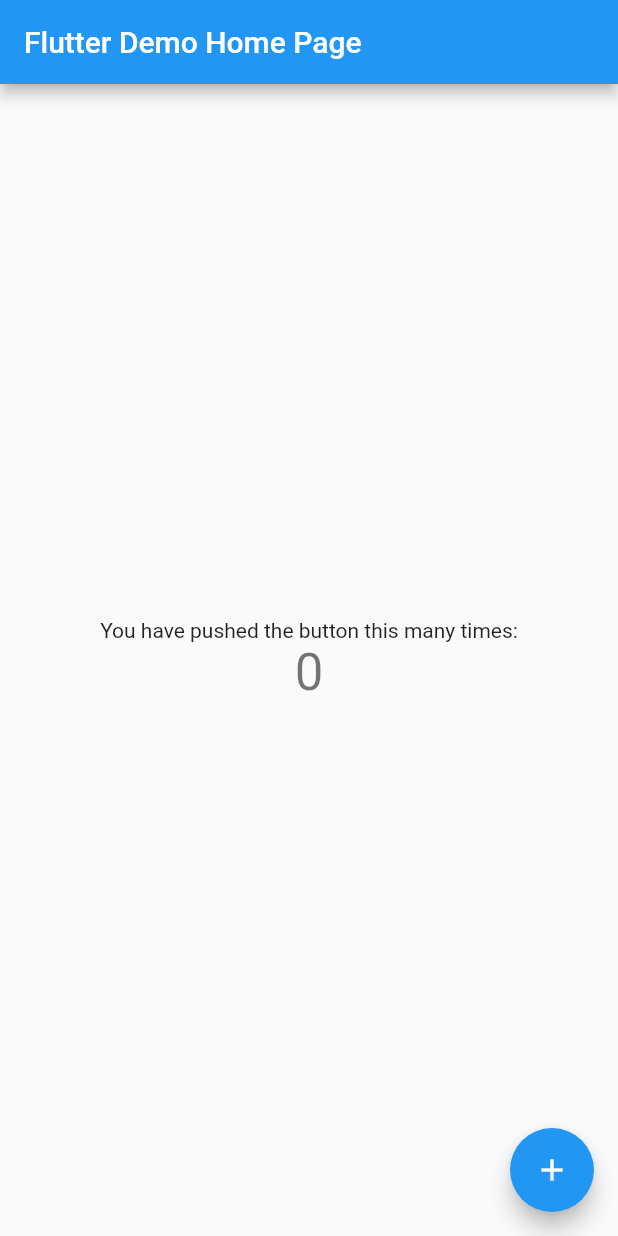
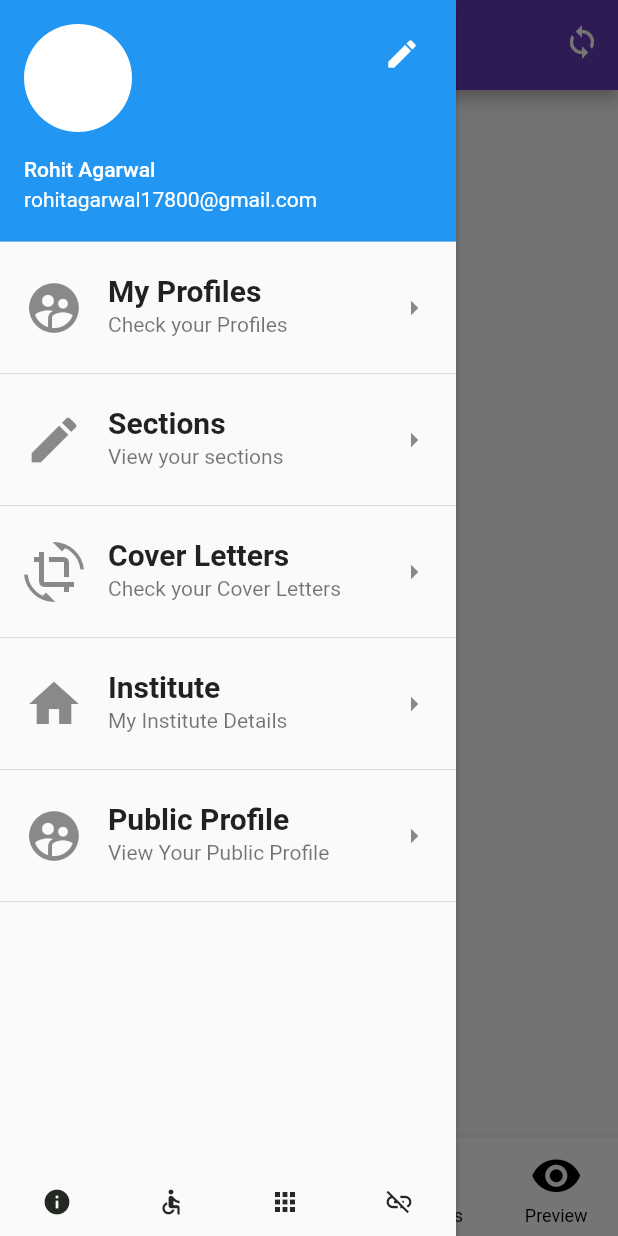
Before and after one commit to chocovish/cvdragon-backup, a Flutter app: the screen it shows after launch, with the side drawer open (before the commit the screen has no drawer), on a phone screen of 412 x 824 dp. Run offline on Flutter 3.47's test engine with Material 2 defaults, Android fonts, the phone set to English and light mode, and no system bars; missing offline and left inert: flutter_circular_chart.

Commit message:
project vr1.2

```diff
--- /dev/null
+++ b/Development/cvdragonapp_v1/lib/bottombar_home.dart
@@ -0,0 +1,63 @@
+import 'package:cvdragonapp_v1/rightpreviewpane.dart';
+import 'package:flutter/material.dart';
+import './main.dart';
+import './bottombar_home.dart';
+class BottomBar extends StatefulWidget{
+  final Function pressed;
+  BottomBar(this.pressed);
+  State<StatefulWidget> createState() {
+    // TODO: implement createState
+    return _BottomBar(pressed);
+  }
+}
+
+class _BottomBar extends State <BottomBar>{
+  final Function pressed;
+  _BottomBar(this.pressed);
+  int _selectedIndex=2;
+  void _onItemTapped(int index) {
+  setState(() {
+    _selectedIndex = index;
+    pressed('Home Pressed');
+  });
+}
+  @override
+  Widget build(BuildContext context) {
+    // TODO: implement build
+    return  BottomNavigationBar(
+      iconSize: 35.0,
+      type: BottomNavigationBarType.fixed,
+      items: const <BottomNavigationBarItem>[
+        BottomNavigationBarItem(
+          icon: Icon(Icons.import_contacts),
+          title: Text('Knowledge'),
+        ),
+        BottomNavigationBarItem(
+          icon: Icon(Icons.mode_edit),
+          title: Text('Sections'),
+        ),
+        BottomNavigationBarItem(
+          icon: Icon(Icons.home),
+          title: Text('Home'),
+        ),
+         BottomNavigationBarItem(
+          icon: Icon(Icons.swap_vert),
+          title: Text('Profiles'),
+        ),
+         BottomNavigationBarItem(
+          icon: Icon(Icons.visibility),
+          title: Text('Preview'),
+        ),
+      ],
+      currentIndex: _selectedIndex,
+      selectedItemColor: Color(0xff232882),
+      backgroundColor: Colors.white,
+      showSelectedLabels: true,
+      showUnselectedLabels: true,
+      unselectedItemColor: Colors.black,
+       onTap: _onItemTapped,
+
+    );
+  }
+
+}
--- /dev/null
+++ b/Development/cvdragonapp_v1/lib/circularprogress.dart
@@ -0,0 +1 @@
+import 'package:flutter_circular_chart/flutter_circular_chart.dart';
--- a/Development/cvdragonapp_v1/lib/main.dart
+++ b/Development/cvdragonapp_v1/lib/main.dart
@@ -1,111 +1,40 @@
 import 'package:flutter/material.dart';
-
+import 'package:flutter/services.dart';
+import './topmenu.dart';
+import './bottombar_home.dart';
+import './sidemenu.dart';
+import './rightpreviewpane.dart';
 void main() => runApp(MyApp());
 
-class MyApp extends StatelessWidget {
+class MyApp extends StatefulWidget {
+
   // This widget is the root of your application.
   @override
+  State<StatefulWidget> createState() {
+    // TODO: implement createState
+    return _MyApp();
+  }
+}
+class _MyApp extends State<MyApp>{
+  var hometext="Home";
+  void _bottompressed(String t){
+     setState(() {
+      hometext=t;
+     });
+   }
   Widget build(BuildContext context) {
+    SystemChrome.setEnabledSystemUIOverlays([]);
+
     return MaterialApp(
-      title: 'Flutter Demo',
       theme: ThemeData(
-        // This is the theme of your application.
-        //
-        // Try running your application with "flutter run". You'll see the
-        // application has a blue toolbar. Then, without quitting the app, try
-        // changing the primarySwatch below to Colors.green and then invoke
-        // "hot reload" (press "r" in the console where you ran "flutter run",
-        // or simply save your changes to "hot reload" in a Flutter IDE).
-        // Notice that the counter didn't reset back to zero; the application
-        // is not restarted.
-        primarySwatch: Colors.blue,
+        primaryColor: Colors.deepPurple,
       ),
-      home: MyHomePage(title: 'Flutter Demo Home Page'),
+      home:Scaffold(appBar: TopMenuBar(),
+        bottomNavigationBar: BottomBar(_bottompressed),
+        drawer: SideMenu(),
+        body: Center(child: Text(hometext,style: TextStyle(fontSize: 50.0),)),
+        endDrawer: PreviewPane(),
+      )
     );
   }
 }
-
-class MyHomePage extends StatefulWidget {
-  MyHomePage({Key key, this.title}) : super(key: key);
-
-  // This widget is the home page of your application. It is stateful, meaning
-  // that it has a State object (defined below) that contains fields that affect
-  // how it looks.
-
-  // This class is the configuration for the state. It holds the values (in this
-  // case the title) provided by the parent (in this case the App widget) and
-  // used by the build method of the State. Fields in a Widget subclass are
-  // always marked "final".
-
-  final String title;
-
-  @override
-  _MyHomePageState createState() => _MyHomePageState();
-}
-
-class _MyHomePageState extends State<MyHomePage> {
-  int _counter = 0;
-
-  void _incrementCounter() {
-    setState(() {
-      // This call to setState tells the Flutter framework that something has
-      // changed in this State, which causes it to rerun the build method below
-      // so that the display can reflect the updated values. If we changed
-      // _counter without calling setState(), then the build method would not be
-      // called again, and so nothing would appear to happen.
-      _counter++;
-    });
-  }
-
-  @override
-  Widget build(BuildContext context) {
-    // This method is rerun every time setState is called, for instance as done
-    // by the _incrementCounter method above.
-    //
-    // The Flutter framework has been optimized to make rerunning build methods
-    // fast, so that you can just rebuild anything that needs updating rather
-    // than having to individually change instances of widgets.
-    return Scaffold(
-      appBar: AppBar(
-        // Here we take the value from the MyHomePage object that was created by
-        // the App.build method, and use it to set our appbar title.
-        title: Text(widget.title),
-      ),
-      body: Center(
-        // Center is a layout widget. It takes a single child and positions it
-        // in the middle of the parent.
-        child: Column(
-          // Column is also layout widget. It takes a list of children and
-          // arranges them vertically. By default, it sizes itself to fit its
-          // children horizontally, and tries to be as tall as its parent.
-          //
-          // Invoke "debug painting" (press "p" in the console, choose the
-          // "Toggle Debug Paint" action from the Flutter Inspector in Android
-          // Studio, or the "Toggle Debug Paint" command in Visual Studio Code)
-          // to see the wireframe for each widget.
-          //
-          // Column has various properties to control how it sizes itself and
-          // how it positions its children. Here we use mainAxisAlignment to
-          // center the children vertically; the main axis here is the vertical
-          // axis because Columns are vertical (the cross axis would be
-          // horizontal).
-          mainAxisAlignment: MainAxisAlignment.center,
-          children: <Widget>[
-            Text(
-              'You have pushed the button this many times:',
-            ),
-            Text(
-              '$_counter',
-              style: Theme.of(context).textTheme.display1,
-            ),
-          ],
-        ),
-      ),
-      floatingActionButton: FloatingActionButton(
-        onPressed: _incrementCounter,
-        tooltip: 'Increment',
-        child: Icon(Icons.add),
-      ), // This trailing comma makes auto-formatting nicer for build methods.
-    );
-  }
-}
--- /dev/null
+++ b/Development/cvdragonapp_v1/lib/sidemenu.dart
@@ -0,0 +1,109 @@
+import 'package:flutter/material.dart';
+import './myprofiles.dart';
+import './coverletters.dart';
+import './institute.dart';
+import './publicprofile.dart';
+import './sections.dart';
+class SideMenu extends StatefulWidget {
+  @override
+  State<StatefulWidget> createState() {
+    // TODO: implement createState
+    return _SideMenu();
+  }
+}
+//create a list for the list items
+class _SideMenu extends State<SideMenu> {
+  @override
+  Widget build(BuildContext context) {
+    // TODO: implement build
+    return Drawer(
+      elevation: 2,
+      child: ListView(
+        children: <Widget>[
+          Row(children: <Widget>[],),
+          UserAccountsDrawerHeader(
+            accountName: Text("Rohit Agarwal"),
+            accountEmail: Text("rohitagarwal17800@gmail.com"),
+            currentAccountPicture: CircleAvatar(backgroundColor: Colors.white,),
+            otherAccountsPictures: <Widget>[Icon(Icons.edit,color: Colors.white,)],
+            ),
+          ListTile(
+            title: Text('My Profiles',style: TextStyle(fontWeight: FontWeight.bold,fontSize: 20.0)),
+            leading: Icon(Icons.supervised_user_circle,size: 40,),
+            subtitle: Text('Check your Profiles'),
+            trailing: Icon(Icons.arrow_right),
+            onTap: (){
+              setState(() {
+
+              Navigator.pop(context);
+              Navigator.pop(context);
+              Navigator.push(context, MaterialPageRoute(builder: (context) =>  MyProfiles()));
+              });
+
+
+            },
+          ),
+          Divider(),
+          ListTile(
+            title: Text('Sections',style: TextStyle(fontWeight: FontWeight.bold,fontSize: 20.0)),
+            leading: Icon(Icons.edit,size: 40,),
+            subtitle: Text('View your sections'),
+            trailing: Icon(Icons.arrow_right),
+            onTap: (){
+              Navigator.pop(context);
+              Navigator.pop(context);
+              Navigator.push(context, MaterialPageRoute(builder: (context) =>  Sections()));
+
+            },
+          ),
+          Divider(),
+          ListTile(
+            title: Text('Cover Letters',style: TextStyle(fontWeight: FontWeight.bold,fontSize: 20.0)),
+            leading: Icon(Icons.crop_rotate,size: 40,),
+            subtitle: Text('Check your Cover Letters'),
+            trailing: Icon(Icons.arrow_right),
+            onTap: (){
+              Navigator.pop(context);
+              Navigator.pop(context);
+              Navigator.push(context, MaterialPageRoute(builder: (context) =>  CoverLetters()));
+            },
+          ),
+          Divider(),
+          ListTile(
+            title: Text('Institute',style: TextStyle(fontWeight: FontWeight.bold,fontSize: 20.0)),
+            leading: Icon(Icons.home,size: 40,),
+            subtitle: Text('My Institute Details'),
+            trailing: Icon(Icons.arrow_right),
+            onTap: (){
+              Navigator.pop(context);
+              Navigator.push(context, MaterialPageRoute(builder: (context) =>  Institutes()));
+            },
+          ),
+          Divider(),
+          ListTile(
+            title: Text('Public Profile',style: TextStyle(fontWeight: FontWeight.bold,fontSize: 20.0)),
+            trailing: Icon(Icons.arrow_right),
+            leading: Icon(Icons.supervised_user_circle,size: 40,),
+            subtitle: Text('View Your Public Profile'),
+            onTap: (){
+              Navigator.pop(context);
+              Navigator.push(context, MaterialPageRoute(builder: (context) =>  PublicProfile()));
+            },
+          ),
+
+          Divider(),
+        ListTile(),ListTile(),ListTile(),
+          Row(
+            children: <Widget>[
+            Expanded(child: Column(children: <Widget>[IconButton(icon: Icon(Icons.info,size: 20.0,color: Color(0xff232822),),tooltip: 'About',),Text('About',style: TextStyle(fontWeight: FontWeight.normal,fontSize: 10),)],),),
+             Expanded(child: Column(children: <Widget>[IconButton(icon: Icon(Icons.accessible,size: 20.0,color: Color(0xff232822),),tooltip: 'Terms',),Text('Terms',style: TextStyle(fontWeight: FontWeight.normal,fontSize: 10))],),),
+             Expanded(child: Column(children: <Widget>[IconButton(icon: Icon(Icons.apps,size: 20.0,color: Color(0xff232822)),tooltip: 'Privacy',),Text('Privacy',style: TextStyle(fontWeight: FontWeight.normal,fontSize: 10))],),),
+             Expanded(child: Column(children: <Widget>[IconButton(icon: Icon(Icons.link_off,size: 20.0,color: Color(0xff232822)),tooltip: 'Logout',),Text('Logout',style: TextStyle(fontWeight: FontWeight.normal,fontSize: 10))],),),
+            ],
+          )
+        ],
+
+      ),
+    );
+  }
+}
--- /dev/null
+++ b/Development/cvdragonapp_v1/lib/topmenu.dart
@@ -0,0 +1,19 @@
+import 'package:flutter/material.dart';
+import 'package:flutter/rendering.dart';
+
+class TopMenuBar extends StatelessWidget with PreferredSizeWidget{
+  @override
+  Widget build(BuildContext context) {
+    // TODO: implement build
+    return AppBar(
+      automaticallyImplyLeading: true,
+        title: Text("cvDragon",style: TextStyle(fontSize: 30),),
+        backgroundColor: Colors.deepPurple,
+        actions: <Widget>[IconButton(icon: Icon(Icons.sync,color: Colors.white,),tooltip: 'Sync',)],
+
+    );
+  }
+
+   Size get preferredSize => Size.fromHeight(60.0);
+
+}
--- a/Development/cvdragonapp_v1/pubspec.yaml
+++ b/Development/cvdragonapp_v1/pubspec.yaml
@@ -17,12 +17,15 @@ environment:
   sdk: ">=2.1.0 <3.0.0"
 
 dependencies:
+  flutter_circular_chart: ^0.1.0
   flutter:
     sdk: flutter
 
   # The following adds the Cupertino Icons font to your application.
   # Use with the CupertinoIcons class for iOS style icons.
   cupertino_icons: ^0.1.2
+  http: ^0.12.0+2
+
 
 dev_dependencies:
   flutter_test:
```
Also changed, not shown: Development/cvdragonapp_v1/lib/bottombar_preview.dart (added, +60 -0 lines), Development/cvdragonapp_v1/lib/coverletters.dart (added, +26 -0 lines), Development/cvdragonapp_v1/lib/fetch.dart (added, +18 -0 lines), Development/cvdragonapp_v1/lib/institute.dart (added, +25 -0 lines), Development/cvdragonapp_v1/lib/myprofiles.dart (added, +26 -0 lines), Development/cvdragonapp_v1/lib/publicprofile.dart (added, +25 -0 lines), Development/cvdragonapp_v1/lib/rightpreviewpane.dart (added, +14 -0 lines), Development/cvdragonapp_v1/lib/sections.dart (added, +69 -0 lines), Development/cvdragonapp_v1/pubspec.lock, 3 other files.
